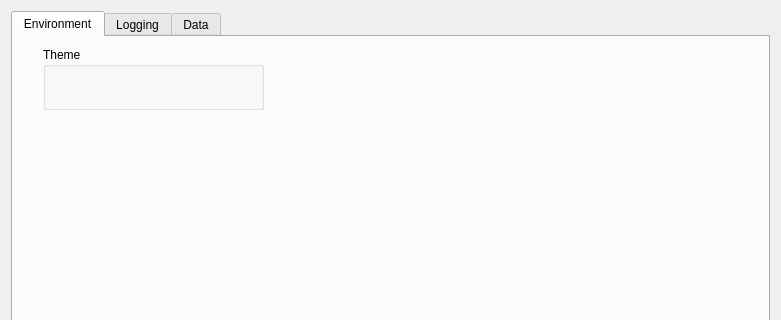
Qt form settings_dialog.ui (abumq/project-islam) before a commit; both pictures show x 0 to 781 and y 0 to 320 of the 781 by 512 pixel window.
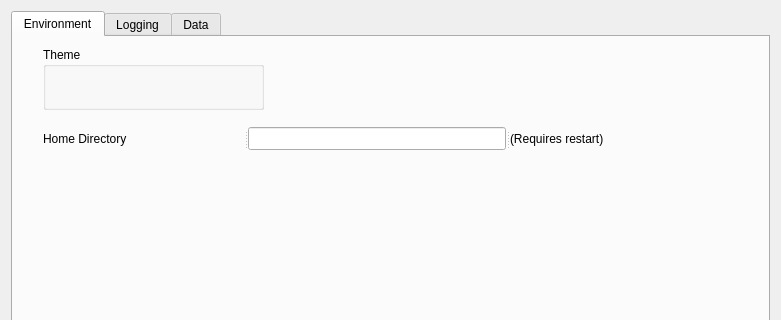
The same form after that commit. The open tabs and pages were chosen to show the change.

The edit to the form file:
```diff
--- a/settings_dialog.ui
+++ b/settings_dialog.ui
@@ -45,6 +45,30 @@
         <string>Theme</string>
        </property>
       </widget>
+      <widget class="QSplitter" name="splitter">
+       <property name="geometry">
+        <rect>
+         <x>30</x>
+         <y>90</y>
+         <width>691</width>
+         <height>23</height>
+        </rect>
+       </property>
+       <property name="orientation">
+        <enum>Qt::Horizontal</enum>
+       </property>
+       <widget class="QLabel" name="label_2">
+        <property name="text">
+         <string>Home Directory</string>
+        </property>
+       </widget>
+       <widget class="QLineEdit" name="txtHomeDir"/>
+       <widget class="QLabel" name="label_3">
+        <property name="text">
+         <string>(Requires restart)</string>
+        </property>
+       </widget>
+      </widget>
      </widget>
      <widget class="QWidget" name="tabLogging">
       <attribute name="title">
```
Left out of the diff: 2 changed lines with no effect on the pictures.
